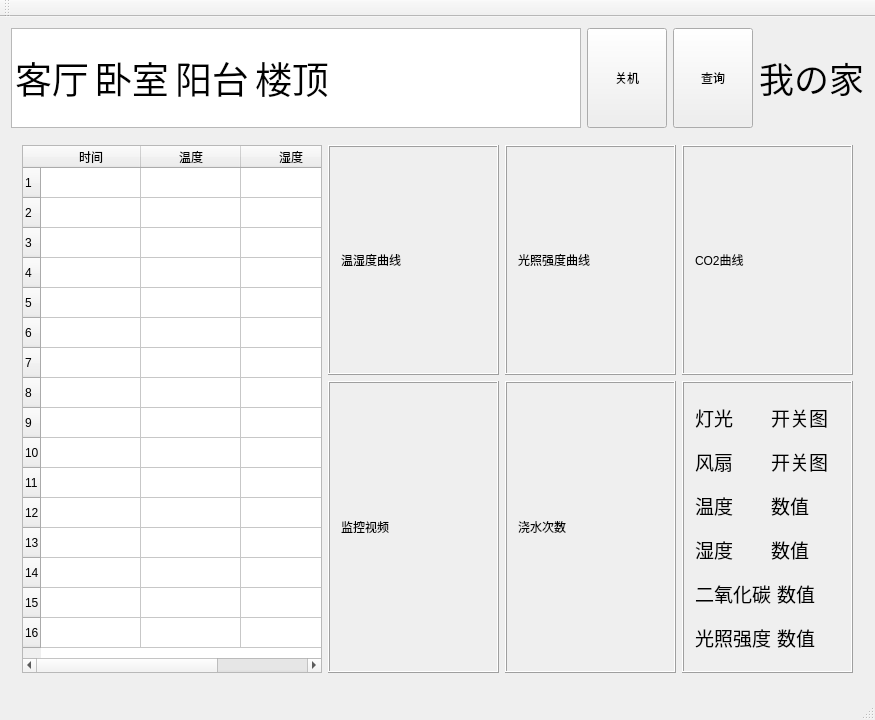
Before: the Qt Designer form ThriftEnvironmentMonitor/ThriftEnvironmentMonitorUI/ThriftEnvironmentMonitorUI.ui in wocattree/Thrift_Environment, drawn with Qt 5.
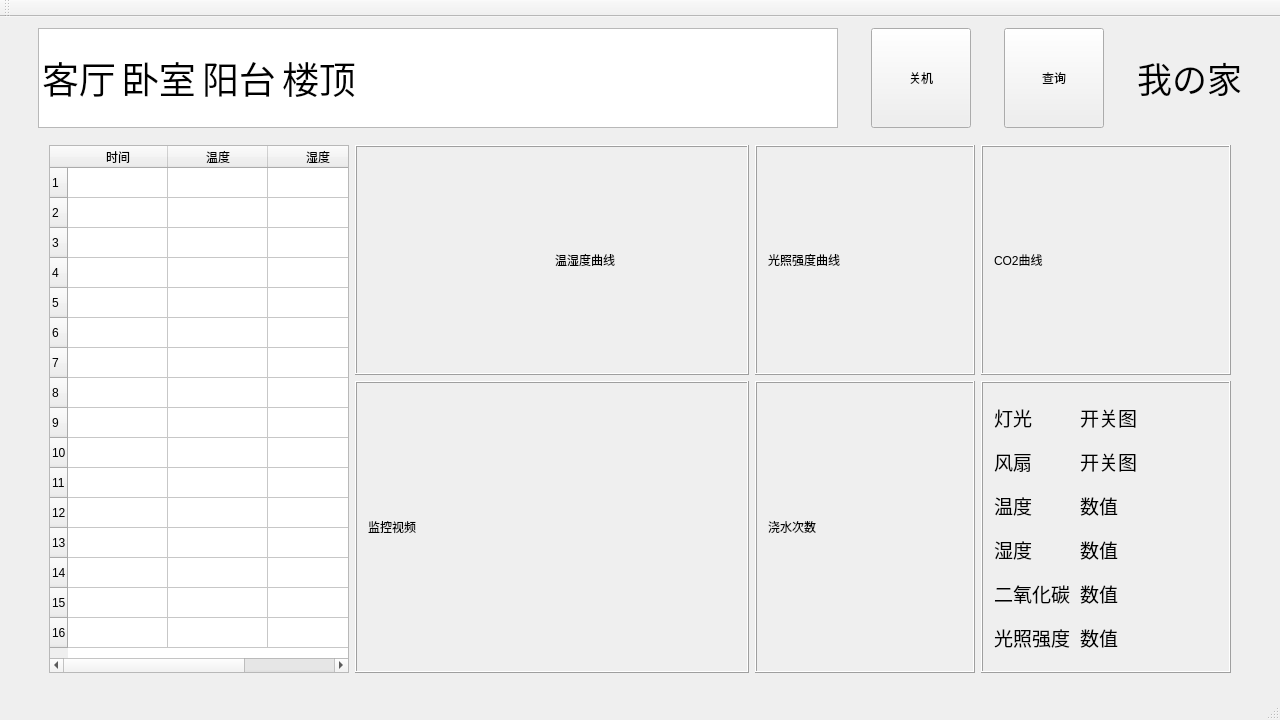
After: the same form once the commit is applied. Custom widgets are drawn as their Qt base class.

```diff
--- a/ThriftEnvironmentMonitor/ThriftEnvironmentMonitorUI/ThriftEnvironmentMonitorUI.ui
+++ b/ThriftEnvironmentMonitor/ThriftEnvironmentMonitorUI/ThriftEnvironmentMonitorUI.ui
@@ -6,7 +6,7 @@
    <rect>
     <x>0</x>
     <y>0</y>
-    <width>875</width>
+    <width>1280</width>
     <height>720</height>
    </rect>
   </property>
@@ -146,7 +146,7 @@
            <enum>QFrame::Raised</enum>
           </property>
           <layout class="QGridLayout" name="gridLayout_2">
-           <item row="1" column="0">
+           <item row="1" column="1">
             <widget class="QLabel" name="label_2">
              <property name="maximumSize">
               <size>
@@ -159,6 +159,9 @@
              </property>
             </widget>
            </item>
+           <item row="1" column="0">
+            <widget class="QChartView" name="testwidget" native="true"/>
+           </item>
           </layout>
          </widget>
         </item>
@@ -636,6 +639,14 @@
   <widget class="QStatusBar" name="statusBar"/>
  </widget>
  <layoutdefault spacing="6" margin="11"/>
+ <customwidgets>
+  <customwidget>
+   <class>QChartView</class>
+   <extends>QWidget</extends>
+   <header>QChartView</header>
+   <container>1</container>
+  </customwidget>
+ </customwidgets>
  <resources>
   <include location="ThriftEnvironmentMonitorUI.qrc"/>
  </resources>
```
Left out of the diff: 2 changed lines with no effect on the pictures.
